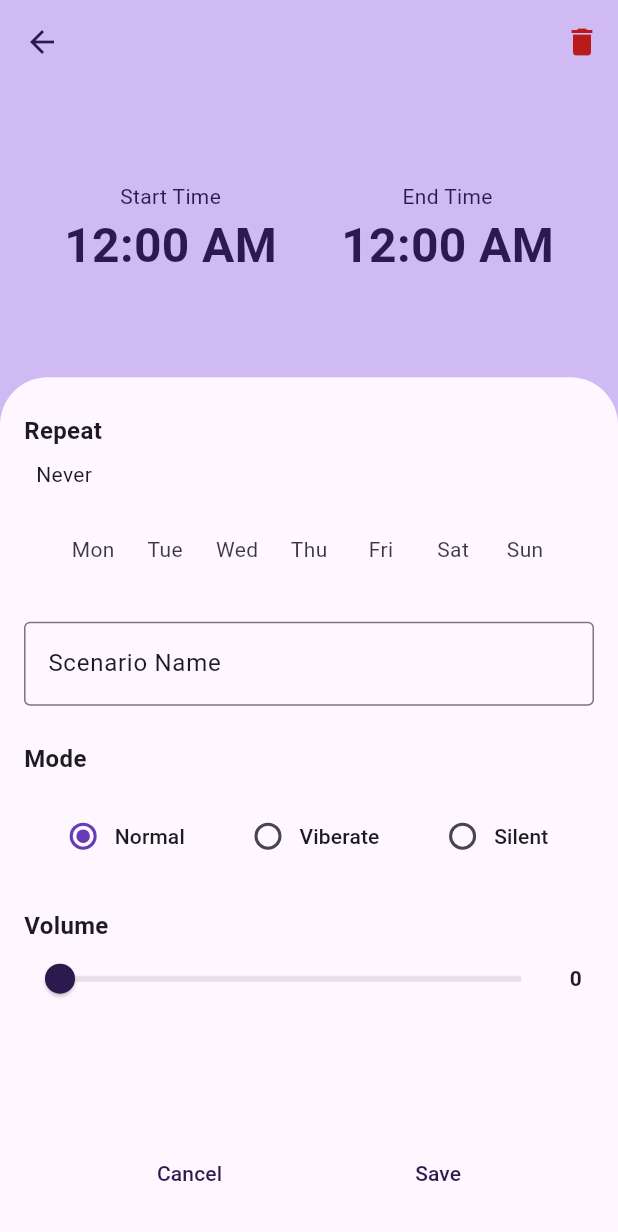
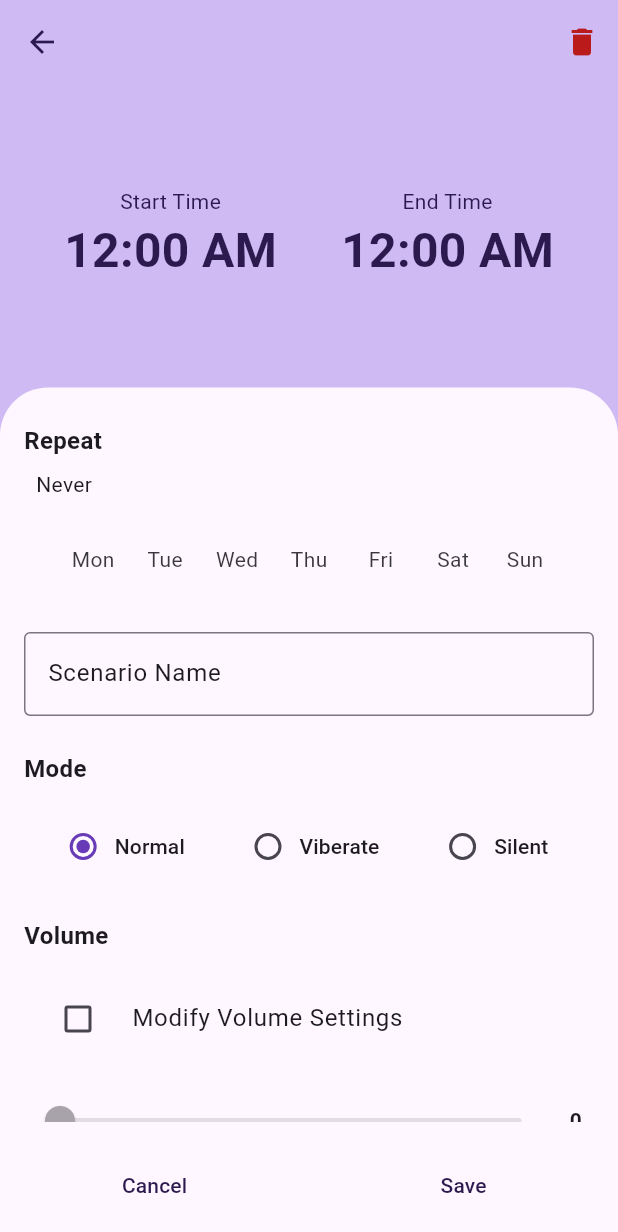
Before and after one commit to samanjhutty/Volume-Control, a Flutter app: the AddScenario screen opened by its route, on a phone screen of 412 x 824 dp. Shown: the top 1232 px of the screen. Run offline on Flutter 3.47's test engine with Material 3 defaults, Android fonts, the phone set to English and light mode, and no system bars; our stand-ins replace flutter_local_notifications, get, hive_flutter, permission_handler, responsive_framework; missing offline and left inert: android_alarm_manager_plus, flutter_volume_controller, sound_mode; accounts and stored records are empty.

```diff
--- a/lib/main.dart
+++ b/lib/main.dart
@@ -18,7 +18,7 @@ void main() async {
   runApp(const MyApp());
 }
 
-Future<void> initServices() async {
+Future initServices() async {
   logPrint('init services started...');
   try {
     await AndroidAlarmManager.initialize();
--- a/lib/model/models/scenario_model.dart
+++ b/lib/model/models/scenario_model.dart
@@ -4,26 +4,26 @@ class ScenarioModel {
       required this.tag,
       required this.startTime,
       required this.endTime,
-      required this.repeat,
+      this.repeat,
       required this.volumeMode,
-      required this.volume,
-      required this.isON});
+      this.volume = 0,
+      this.isON = false});
 
-  String? title;
-  int? tag;
-  String? startTime;
-  String? endTime;
-  List<String>? repeat;
-  String? volumeMode;
-  int? volume;
-  bool? isON;
+  final String? title;
+  final int tag;
+  final String startTime;
+  final String endTime;
+  final List<String>? repeat;
+  final String volumeMode;
+  final int volume;
+  bool isON;
 
   factory ScenarioModel.fromJson(Map<String, dynamic> json) => ScenarioModel(
       title: json['title'],
       tag: json['tag'],
-      startTime: json['start_date'],
-      endTime: json['end_date'],
-      repeat: json['repeat']?.cast<String>(),
+      startTime: json['start_time'],
+      endTime: json['end_time'],
+      repeat: (json['repeat'] as List).cast<String>(),
       volumeMode: json['volume_mode'],
       volume: json['volume'],
       isON: json['is_on']);
--- a/lib/model/util/app_constants.dart
+++ b/lib/model/util/app_constants.dart
@@ -44,6 +44,7 @@ class AppConstants {
   static const String save = 'Save';
   static const String cancel = 'Cancel';
   static const String settings = 'Settings';
+  static const String changeVol = 'Modify Volume Settings';
 
   static String toIcons(String icon) => 'assets/icons/$icon.png';
 }
--- a/lib/view/add_scenario.dart
+++ b/lib/view/add_scenario.dart
@@ -18,6 +18,7 @@ class AddScenario extends GetView<AddScenarioController> {
       appBar: AppBar(
         backgroundColor: scheme.primaryContainer,
         foregroundColor: scheme.onPrimaryContainer,
+        scrolledUnderElevation: 0,
         actions: [
           IconButton(
               onPressed: controller.updateList != null
@@ -120,14 +121,13 @@ class AddScenario extends GetView<AddScenarioController> {
             Expanded(
                 flex: 5,
                 child: Container(
-                  padding: const EdgeInsets.only(top: 8),
+                  padding: const EdgeInsets.all(Dimens.marginMedium),
                   decoration: BoxDecoration(
                       color: scheme.surface,
                       borderRadius: const BorderRadius.vertical(
                           top: Radius.circular(Dimens.borderRadiusLarge))),
-                  child: ListView(
-                      padding: const EdgeInsets.all(Dimens.marginMedium),
-                      children: [
+                  child: ListView(children: [
+                    const SizedBox(height: Dimens.marginDefault),
                     const Text(
                       AppConstants.repeat,
                       style: TextStyle(
@@ -139,8 +139,7 @@ class AddScenario extends GetView<AddScenarioController> {
                       children: [
                         Obx(
                           () => Padding(
-                                padding:
-                                    const EdgeInsets.all(Dimens.marginDefault),
+                            padding: const EdgeInsets.all(Dimens.marginDefault),
                             child: Text(Get.find<DBcontroller>()
                                 .repeatDaysText(controller.repeatDays)),
                           ),
@@ -213,12 +212,11 @@ class AddScenario extends GetView<AddScenarioController> {
                                 style: ButtonStyle(
                                     padding: const MaterialStatePropertyAll(
                                         EdgeInsets.symmetric(
-                                                horizontal:
-                                                    Dimens.marginMedium)),
+                                            horizontal: Dimens.marginMedium)),
                                     shape: MaterialStatePropertyAll(
                                         RoundedRectangleBorder(
-                                                borderRadius:
-                                                    BorderRadius.circular(Dimens
+                                            borderRadius: BorderRadius.circular(
+                                                Dimens
                                                     .borderRadiusMediumExtra)))),
                                 value: AppConstants.volNormal,
                                 groupValue: controller.volumeMode.value,
@@ -232,12 +230,11 @@ class AddScenario extends GetView<AddScenarioController> {
                                 style: ButtonStyle(
                                     padding: const MaterialStatePropertyAll(
                                         EdgeInsets.symmetric(
-                                                horizontal:
-                                                    Dimens.marginMedium)),
+                                            horizontal: Dimens.marginMedium)),
                                     shape: MaterialStatePropertyAll(
                                         RoundedRectangleBorder(
-                                                borderRadius:
-                                                    BorderRadius.circular(Dimens
+                                            borderRadius: BorderRadius.circular(
+                                                Dimens
                                                     .borderRadiusMediumExtra)))),
                                 value: AppConstants.volViberate,
                                 groupValue: controller.volumeMode.value,
@@ -245,20 +242,18 @@ class AddScenario extends GetView<AddScenarioController> {
                                   controller.volumeMode.value = value!;
                                   controller.volume.value = 0;
                                 },
-                                    child:
-                                        const Text(AppConstants.volViberate)),
+                                child: const Text(AppConstants.volViberate)),
                           ),
                           Obx(
                             () => RadioMenuButton(
                                 style: ButtonStyle(
                                     padding: const MaterialStatePropertyAll(
                                         EdgeInsets.symmetric(
-                                                horizontal:
-                                                    Dimens.marginMedium)),
+                                            horizontal: Dimens.marginMedium)),
                                     shape: MaterialStatePropertyAll(
                                         RoundedRectangleBorder(
-                                                borderRadius:
-                                                    BorderRadius.circular(Dimens
+                                            borderRadius: BorderRadius.circular(
+                                                Dimens
                                                     .borderRadiusMediumExtra)))),
                                 value: AppConstants.volSilent,
                                 groupValue: controller.volumeMode.value,
@@ -278,6 +273,17 @@ class AddScenario extends GetView<AddScenarioController> {
                               fontSize: Dimens.fontLarge,
                               fontWeight: FontWeight.w600)),
                     ),
+                    const SizedBox(height: Dimens.marginMedium),
+                    Obx(
+                      () => CheckboxListTile(
+                          controlAffinity: ListTileControlAffinity.leading,
+                          value: controller.changeVolume.value,
+                          title: const Text(AppConstants.changeVol),
+                          onChanged: (value) {
+                            controller.changeVolume.value = value ?? false;
+                          }),
+                    ),
+                    const SizedBox(height: Dimens.marginMedium),
                     Obx(
                       () => Row(
                         children: [
@@ -286,18 +292,20 @@ class AddScenario extends GetView<AddScenarioController> {
                                   thumbColor: scheme.onPrimaryContainer,
                                   activeColor: scheme.onPrimaryContainer,
                                   value: controller.volume.value,
-                                      onChanged: (value) {
+                                  onChanged: controller.changeVolume.value
+                                      ? (value) {
                                           controller.volume.value = value;
                                           controller.volumeMode.value =
                                               AppConstants.volNormal;
-                                      })),
+                                        }
+                                      : null)),
                           Padding(
                             padding:
                                 const EdgeInsets.all(Dimens.paddingDefault),
                             child: Text(
                               '${(controller.volume.value * 100).ceil()}',
-                                  style: const TextStyle(
-                                      fontWeight: FontWeight.w600),
+                              style:
+                                  const TextStyle(fontWeight: FontWeight.w600),
                             ),
                           )
                         ],
@@ -308,14 +316,13 @@ class AddScenario extends GetView<AddScenarioController> {
           ],
         ),
       ),
-      bottomNavigationBar: ColoredBox(
+      bottomNavigationBar: Container(
         color: scheme.surface,
-        child: Padding(
-          padding: const EdgeInsets.symmetric(vertical: Dimens.marginMedium),
+        padding: const EdgeInsets.only(bottom: Dimens.marginDefault),
         child: Row(
-            mainAxisAlignment: MainAxisAlignment.spaceEvenly,
           children: [
-              TextButton(
+            Expanded(
+              child: TextButton(
                   style: TextButton.styleFrom(
                       foregroundColor: scheme.onPrimaryContainer,
                       padding: const EdgeInsets.symmetric(
@@ -324,7 +331,10 @@ class AddScenario extends GetView<AddScenarioController> {
                       )),
                   onPressed: () => Navigator.pop(context),
                   child: const Text(AppConstants.cancel)),
-              TextButton(
+            ),
+            const SizedBox(height: Dimens.marginDefault),
+            Expanded(
+              child: TextButton(
                   style: TextButton.styleFrom(
                       foregroundColor: scheme.onPrimaryContainer,
                       padding: const EdgeInsets.symmetric(
@@ -341,9 +351,9 @@ class AddScenario extends GetView<AddScenarioController> {
                       Get.rawSnackbar(message: 'Set time first');
                     }
                   },
-                  child: const Text(AppConstants.save))
+                  child: const Text(AppConstants.save)),
+            )
           ],
-          ),
         ),
       ),
     );
--- a/lib/view_model/add_scenario_controller.dart
+++ b/lib/view_model/add_scenario_controller.dart
@@ -1,4 +1,5 @@
 import 'package:flutter/material.dart';
+import 'package:flutter_volume_controller/flutter_volume_controller.dart';
 import 'package:get/get.dart';
 import 'package:hive_flutter/hive_flutter.dart';
 import 'package:volume_control/view_model/dbcontroller.dart';
@@ -21,6 +22,7 @@ class AddScenarioController extends GetxController {
   RxString volumeMode = AppConstants.volNormal.obs;
   RxDouble volume = RxDouble(0);
   int? updateList;
+  RxBool changeVolume = false.obs;
 
   RxList<ScenarioDay> dayList = [
     ScenarioDay(day: 'Mon', selected: false),
@@ -40,6 +42,8 @@ class AddScenarioController extends GetxController {
       updateList = Get.arguments;
       _onEdit(updateList!);
     }
+    _getCurrentVolume();
+
     super.onInit();
   }
 
@@ -51,19 +55,23 @@ class AddScenarioController extends GetxController {
     super.onClose();
   }
 
+  _getCurrentVolume() async {
+    double? vol = await FlutterVolumeController.getVolume();
+
+    volume.value = (vol ?? 0) * 100;
+  }
+
   /// load values from list item to edit page
   _onEdit(int index) {
     ScenarioModel data = dBcontroller.scenarioList[index];
     logPrint('model data: onEdit ${data.toJson()}');
 
-    startTime.value =
-        data.startTime?.toTimeOfDay ?? const TimeOfDay(hour: 0, minute: 0);
-    endTime.value =
-        data.endTime?.toTimeOfDay ?? const TimeOfDay(hour: 0, minute: 0);
+    startTime.value = data.startTime.toTimeOfDay;
+    endTime.value = data.endTime.toTimeOfDay;
     repeatDays.value = data.repeat ?? [];
     titleController.value.text = data.title ?? '';
-    volumeMode.value = data.volumeMode ?? '';
-    volume.value = (data.volume ?? 0) / 100;
+    volumeMode.value = data.volumeMode;
+    volume.value = (data.volume) / 100;
 
     _toggleButtons();
   }
--- a/lib/view_model/dbcontroller.dart
+++ b/lib/view_model/dbcontroller.dart
@@ -1,5 +1,4 @@
 import 'dart:convert';
-
 import 'package:android_alarm_manager_plus/android_alarm_manager_plus.dart';
 import 'package:flutter/material.dart';
 import 'package:flutter_volume_controller/flutter_volume_controller.dart';
@@ -94,11 +93,10 @@ class DBcontroller extends GetxController {
 
 @pragma('vm:entry-point')
 Future<bool> bgSchedular(int tag, DateTime startTime) =>
-    AndroidAlarmManager.periodic(
-      const Duration(minutes: 1),
+    AndroidAlarmManager.oneShotAt(
+      startTime,
       tag,
       bgTask,
-      startAt: startTime,
       exact: true,
       wakeup: true,
     );
@@ -111,8 +109,6 @@ Future<void> bgTask(int? tag) async {
   ScenarioModel? data = List<ScenarioModel>.from(
           list.map((json) => ScenarioModel.fromJson(jsonDecode(json))))
       .elementAt(tag ?? 0);
-
-  logPrint('bgTask data: ${data.toJson()}');
 
   double? currentVolume = await FlutterVolumeController.getVolume();
   RingerModeStatus currentVolMode = await SoundMode.ringerModeStatus;
@@ -146,19 +142,19 @@ Future<void> bgTask(int? tag) async {
   switch (data.volumeMode) {
     case AppConstants.volSilent:
       {
-        await FlutterVolumeController.setVolume(data.volume?.toDouble() ?? 0);
+        await FlutterVolumeController.setVolume(data.volume.toDouble());
         await SoundMode.setSoundMode(RingerModeStatus.silent);
       }
       break;
     case AppConstants.volViberate:
       {
-        await FlutterVolumeController.setVolume(data.volume?.toDouble() ?? 0);
+        await FlutterVolumeController.setVolume(data.volume.toDouble());
         await SoundMode.setSoundMode(RingerModeStatus.vibrate);
       }
       break;
     default:
       {
-        await FlutterVolumeController.setVolume(data.volume?.toDouble() ?? 0);
+        await FlutterVolumeController.setVolume(data.volume.toDouble());
         await SoundMode.setSoundMode(RingerModeStatus.normal);
       }
   }
--- a/pubspec.yaml
+++ b/pubspec.yaml
@@ -36,9 +36,6 @@ dependencies:
 dev_dependencies:
   flutter_test:
     sdk: flutter
-  # local storage
-  hive_generator:
-  build_runner:
 
   # The lint set provided by the package is activated in the `analysis_options.yaml`
   # file located at the root of your package.
```
Also changed, not shown: lib/view/scenario_list.dart (+14 -21 lines), pubspec.lock, 1 other file. Lines whose indentation alone changed are shown as unchanged.
